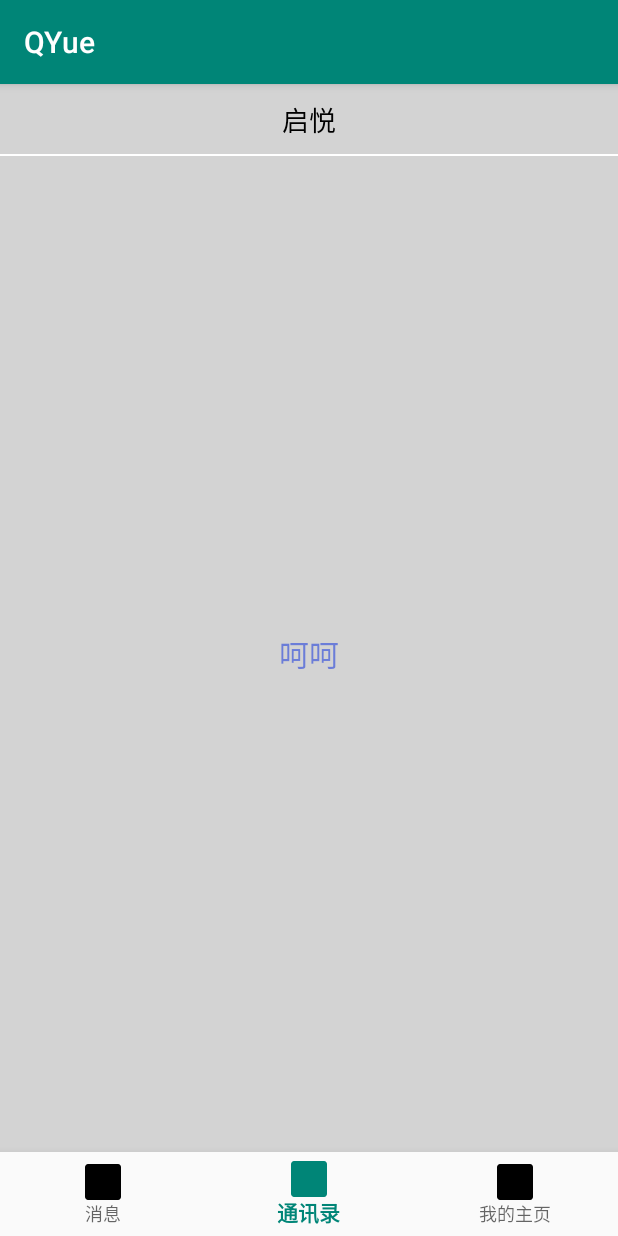
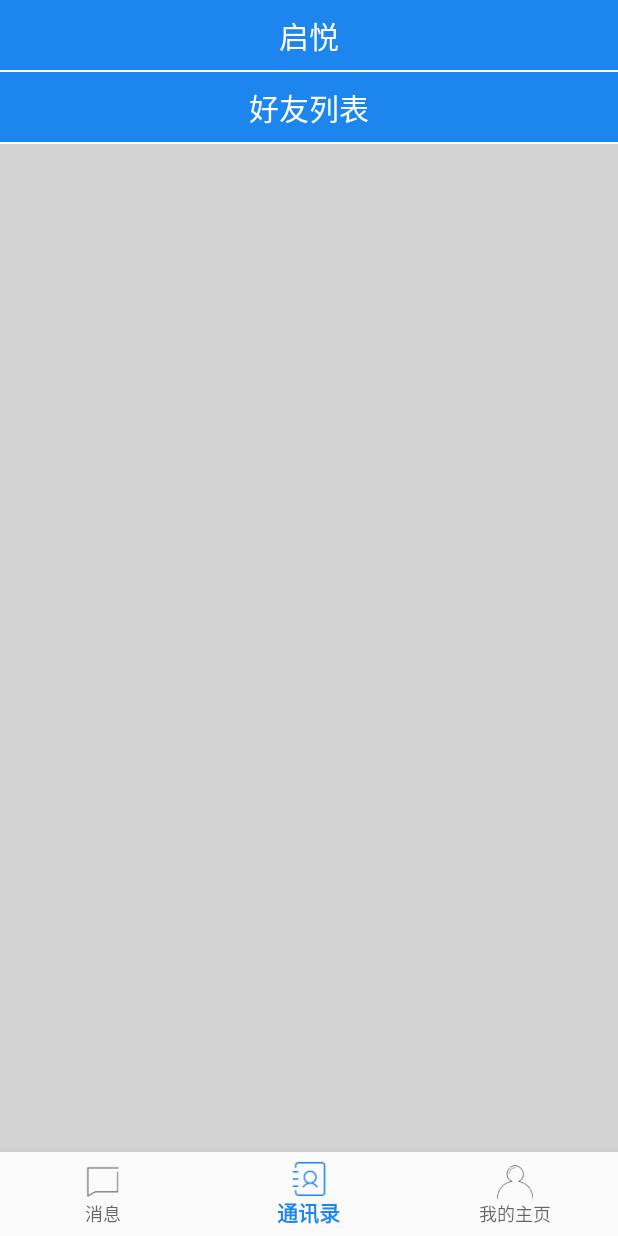
Before and after one commit to CoolLe/QYue, an Android app: the MajorActivity screen opened directly, with no data from a screen before it, item 2 of the bottom bar chosen, on a phone screen of 412 x 824 dp. Run offline under Robolectric (Android 15) with nearby library versions, the phone set to English and light mode, and no system bars.

Commit message:
页面设置

```diff
--- a/app/src/main/java/com/example/administrator/qyue/AddressFragment.java
+++ b/app/src/main/java/com/example/administrator/qyue/AddressFragment.java
@@ -17,7 +17,7 @@ public class AddressFragment extends Fragment {
     @Override
     public View onCreateView(LayoutInflater inflater, ViewGroup container, Bundle savedInstanceState) {
         View view = inflater.inflate(R.layout.address_fragment,container,false);
-        mTextView = (TextView)view.findViewById(R.id.txt_content);
+        mTextView = (TextView)view.findViewById(R.id.address_top);
         return view;
     }
 }
--- a/app/src/main/java/com/example/administrator/qyue/MajorActivity.java
+++ b/app/src/main/java/com/example/administrator/qyue/MajorActivity.java
@@ -19,6 +19,7 @@ public class MajorActivity extends AppCompatActivity implements ViewPager.OnPage
     @Override
     protected void onCreate(Bundle savedInstanceState) {
         super.onCreate(savedInstanceState);
+        getSupportActionBar().hide();
         setContentView(R.layout.activity_major);
         initView();
     }
@@ -28,9 +29,9 @@ public class MajorActivity extends AppCompatActivity implements ViewPager.OnPage
         bottomNavigation=findViewById(R.id.bottom_navigation);
 
         fragments = new ArrayList<>();
+        fragments.add(new MessageFragment());
         fragments.add(new AddressFragment());
         fragments.add(new MyFragment());
-        fragments.add(new MessageFragment());
 
         viewPager.addOnPageChangeListener(this);
 
--- a/app/src/main/java/com/example/administrator/qyue/MessageFragment.java
+++ b/app/src/main/java/com/example/administrator/qyue/MessageFragment.java
@@ -17,7 +17,7 @@ public class MessageFragment extends Fragment {
     @Override
     public View onCreateView(LayoutInflater inflater, ViewGroup container, Bundle savedInstanceState) {
         View view = inflater.inflate(R.layout.message_fragment,container,false);
-        mTextView = (TextView)view.findViewById(R.id.txt_content);
+        mTextView = (TextView)view.findViewById(R.id.message_top);
         return view;
     }
 }
--- a/app/src/main/java/com/example/administrator/qyue/MyFragment.java
+++ b/app/src/main/java/com/example/administrator/qyue/MyFragment.java
@@ -17,7 +17,7 @@ public class MyFragment extends Fragment {
     @Override
     public View onCreateView(LayoutInflater inflater, ViewGroup container, Bundle savedInstanceState) {
         View view = inflater.inflate(R.layout.my_fragment,container,false);
-        mTextView = (TextView)view.findViewById(R.id.txt_content);
+        mTextView = (TextView)view.findViewById(R.id.my_top);
         return view;
     }
 }
--- a/app/src/main/res/layout/activity_major.xml
+++ b/app/src/main/res/layout/activity_major.xml
@@ -9,15 +9,15 @@
         android:id="@+id/tab_title"
         android:layout_width="match_parent"
         android:layout_height="48dp"
-        android:background="#d3d3d3">
+        android:background="#1C86EE">
         <TextView
             android:id="@+id/txt_top"
             android:layout_width="match_parent"
             android:layout_height="match_parent"
             android:gravity="center"
             android:text="启悦"
-            android:textColor="#000000"
-            android:textSize="18sp" />
+            android:textColor="#ffffff"
+            android:textSize="20sp" />
         <View
             android:layout_width="match_parent"
             android:layout_height="2px"
--- a/app/src/main/res/layout/address_fragment.xml
+++ b/app/src/main/res/layout/address_fragment.xml
@@ -4,14 +4,23 @@
     android:layout_height="match_parent"
     android:background="#d3d3d3">
 
-
+    <RelativeLayout
+        android:id="@+id/address_content"
+        android:layout_width="match_parent"
+        android:layout_height="48dp"
+        android:background="#1C86EE">
     <TextView
-        android:id="@+id/txt_content"
+        android:id="@+id/address_top"
         android:layout_width="match_parent"
         android:layout_height="match_parent"
         android:gravity="center"
-        android:text="嘿嘿"
-        android:textColor="#813D"
-        android:textSize="20sp"/>
-
+        android:text="好友列表"
+        android:textColor="#ffffff"
+        android:textSize="20sp" />
+    <View
+        android:layout_width="match_parent"
+        android:layout_height="2px"
+        android:layout_alignParentBottom="true"
+        android:background="#FFFFFF" />
+    </RelativeLayout>
 </LinearLayout>
--- a/app/src/main/res/menu/bottom_navigation.xml
+++ b/app/src/main/res/menu/bottom_navigation.xml
@@ -3,19 +3,19 @@
     <item
         android:id="@+id/messageButton"
         android:title="消息"
-        android:icon="@mipmap/ic_launcher"
-        android:orderInCategory="1"
+        android:icon="@drawable/tab_menu_message"
+        android:orderInCategory="0"
         />
     <item
         android:id="@+id/addressButton"
         android:title="通讯录"
-        android:icon="@mipmap/ic_launcher"
-        android:orderInCategory="2"
+        android:icon="@drawable/tab_menu_address"
+        android:orderInCategory="1"
         />
     <item
         android:id="@+id/myButton"
         android:title="我的主页"
-        android:icon="@mipmap/ic_launcher"
-        android:orderInCategory="3"
+        android:icon="@drawable/tab_menu_my"
+        android:orderInCategory="2"
         />
 </menu>
--- a/app/src/main/res/values/styles.xml
+++ b/app/src/main/res/values/styles.xml
@@ -3,9 +3,9 @@
     <!-- Base application theme. -->
     <style name="AppTheme" parent="Theme.AppCompat.Light.DarkActionBar">
         <!-- Customize your theme here. -->
-        <item name="colorPrimary">@color/colorPrimary</item>
-        <item name="colorPrimaryDark">@color/colorPrimaryDark</item>
-        <item name="colorAccent">@color/colorAccent</item>
+        <item name="colorPrimary">#1C86EE</item>
+        <item name="colorPrimaryDark">#1C86EE</item>
+        <item name="colorAccent">#FFFFFF</item>
     </style>
 
 </resources>
```
Also changed, not shown: app/src/main/res/layout/message_fragment.xml (+15 -7 lines), app/src/main/res/layout/my_fragment.xml (+23 -11 lines).
